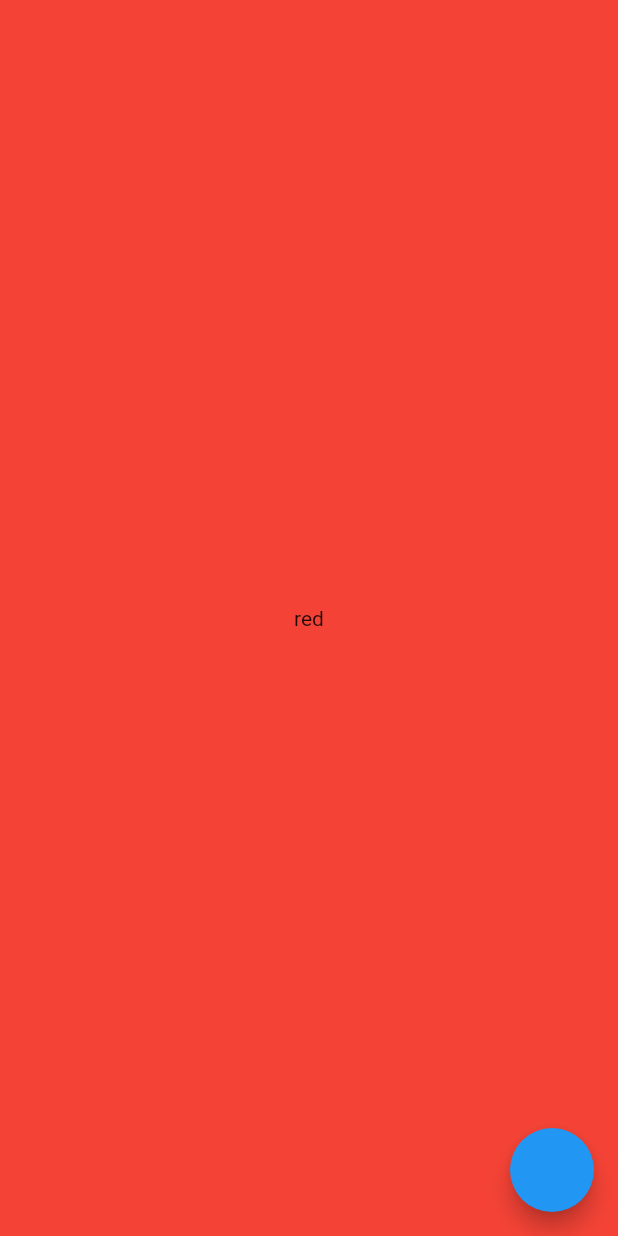
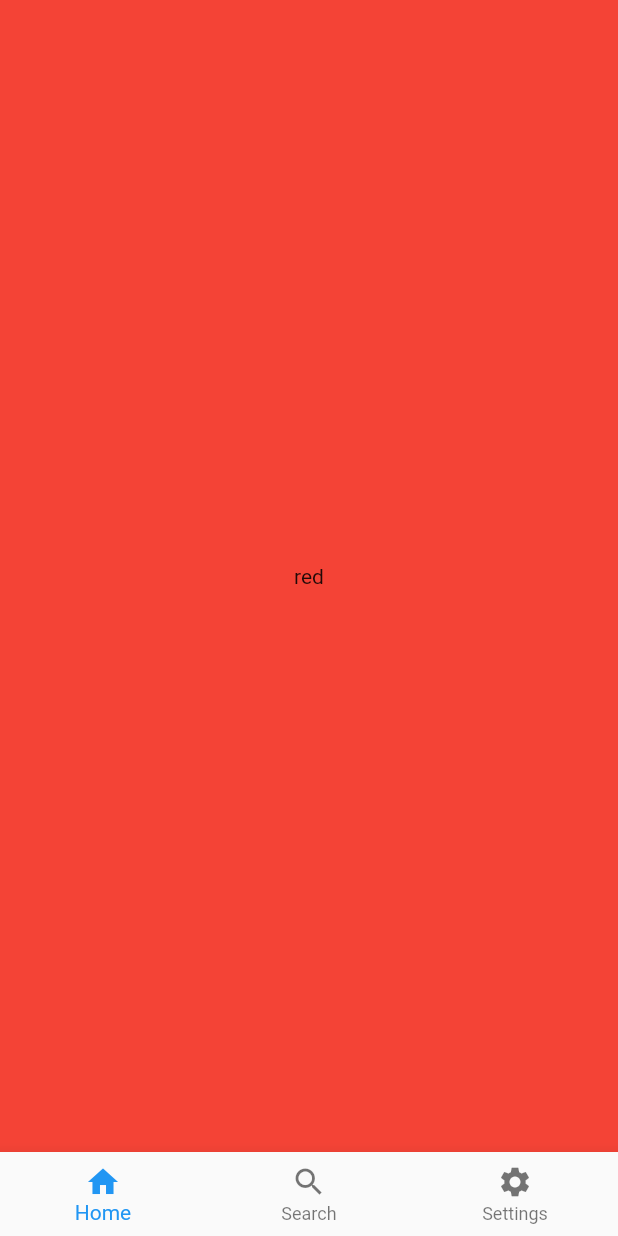
Before and after one commit to dan7sc/flutter-navigator, a Flutter app: the screen it shows after launch, on a phone screen of 412 x 824 dp. Run offline on Flutter 3.47's test engine with Material 2 defaults, Android fonts, the phone set to English and light mode, and no system bars.

Commit message:
Add BottomNavigationBar

```diff
--- a/lib/navigator.dart
+++ b/lib/navigator.dart
@@ -10,14 +10,13 @@ class NavigatorRaroAcademy extends StatefulWidget {
 class _NavigatorRaroAcademyState extends State<NavigatorRaroAcademy> {
   var count = 0;
   List<Widget> get pages => [
-        if (count == 0)
-          Container(
-            child: Center(
-              child: Text("red"),
-            ),
-            color: Colors.red,
+        Container(
+          child: Center(
+            child: Text("red"),
           ),
-        if (count == 1)
+          color: Colors.red,
+        ),
+        if (count >= 1)
           Container(
             child: Center(
               child: Text("blue"),
@@ -33,12 +32,9 @@ class _NavigatorRaroAcademyState extends State<NavigatorRaroAcademy> {
           ),
       ];
 
-  void nextPage() {
-    if (count == 2) {
-      count = 0;
-    } else {
-      count++;
-    }
+  void nextPage(int value) {
+    count = value;
+
     setState(() {});
     print(pages.length);
   }
@@ -46,15 +42,18 @@ class _NavigatorRaroAcademyState extends State<NavigatorRaroAcademy> {
   @override
   Widget build(BuildContext context) {
     return Scaffold(
-      floatingActionButton: FloatingActionButton(
-        onPressed: nextPage,
-      ),
       body: Navigator(
         onPopPage: (route, result) {
           return route.didPop(result);
         },
         pages: pages.map((e) => MaterialPage(child: e)).toList(),
       ),
+      bottomNavigationBar:
+      BottomNavigationBar(currentIndex: count, onTap: nextPage, items: [
+        BottomNavigationBarItem(label: "Home", icon: Icon(Icons.home)),
+        BottomNavigationBarItem(label: "Search", icon: Icon(Icons.search)),
+        BottomNavigationBarItem(label: "Settings", icon: Icon(Icons.settings)),
+      ]),
     );
   }
 }
```
